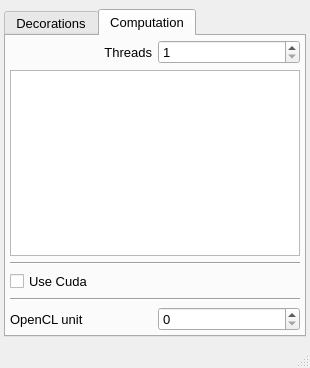
This is UIs/nPreferences.ui in NeutrinoToolkit/Neutrino as Qt 5 draws it before an edit. The edited form follows.
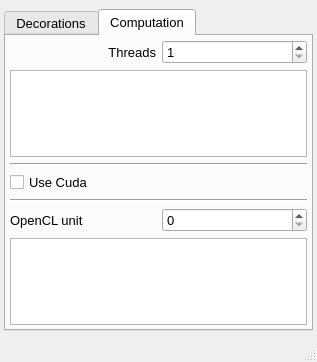
This is the edited form.

Diff of the .ui file:
```diff
--- a/UIs/nPreferences.ui
+++ b/UIs/nPreferences.ui
@@ -6,8 +6,8 @@
    <rect>
     <x>0</x>
     <y>0</y>
-    <width>310</width>
-    <height>368</height>
+    <width>317</width>
+    <height>362</height>
    </rect>
   </property>
   <property name="font">
@@ -320,7 +320,7 @@
         </item>
         <item row="5" column="0">
          <widget class="QWidget" name="widget_5" native="true">
-          <layout class="QHBoxLayout" name="horizontalLayout_5">
+          <layout class="QGridLayout" name="gridLayout_3">
            <property name="leftMargin">
             <number>0</number>
            </property>
@@ -333,7 +333,14 @@
            <property name="bottomMargin">
             <number>0</number>
            </property>
-           <item>
+           <item row="0" column="2">
+            <widget class="QSpinBox" name="openclUnit">
+             <property name="neutrinoSave" stdset="0">
+              <bool>true</bool>
+             </property>
+            </widget>
+           </item>
+           <item row="0" column="1">
             <widget class="QLabel" name="label_4">
              <property name="font">
               <font>
@@ -345,8 +352,12 @@
              </property>
             </widget>
            </item>
-           <item>
-            <widget class="QSpinBox" name="openclUnit"/>
+           <item row="1" column="1" colspan="2">
+            <widget class="QPlainTextEdit" name="openclDescription">
+             <property name="readOnly">
+              <bool>true</bool>
+             </property>
+            </widget>
            </item>
           </layout>
          </widget>
```
Left out of the diff: 43 changed lines with no effect on the pictures.
